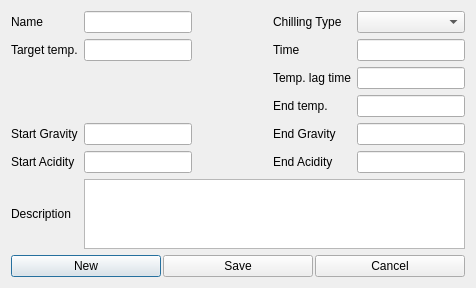
Brewken/brewken, file ui/boilStepEditor.ui: the form before one commit.
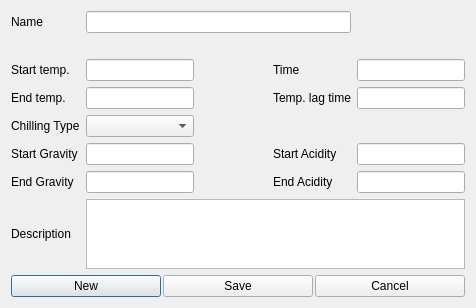
The form after the commit. Icons and pictures are not drawn. Custom widgets are drawn as their Qt base class.

```diff
--- a/ui/boilStepEditor.ui
+++ b/ui/boilStepEditor.ui
@@ -26,14 +26,14 @@
        </property>
       </widget>
      </item>
-     <item row="0" column="2">
+     <item row="0" column="2" colspan="3">
       <widget class="SmartLineEdit" name="lineEdit_name">
        <property name="toolTip">
         <string>Name</string>
        </property>
       </widget>
      </item>
-     <item row="0" column="3">
+     <item row="1" column="3">
       <spacer name="horizontalSpacer">
        <property name="orientation">
         <enum>Qt::Horizontal</enum>
@@ -46,30 +46,13 @@
        </property>
       </spacer>
      </item>
-     <item row="0" column="4">
-      <widget class="QLabel" name="label_boilStepChillingType">
-       <property name="text">
-        <string>Chilling Type</string>
-       </property>
-       <property name="buddy">
-        <cstring>comboBox_boilStepChillingType</cstring>
-       </property>
-      </widget>
-     </item>
-     <item row="0" column="5">
-      <widget class="BtComboBox" name="comboBox_boilStepChillingType">
-       <property name="toolTip">
-        <string>Chilling Type</string>
-       </property>
-      </widget>
-     </item>
      <item row="2" column="1">
       <widget class="SmartLabel" name="label_startTemp">
        <property name="contextMenuPolicy">
         <enum>Qt::CustomContextMenu</enum>
        </property>
        <property name="text">
-        <string>Target temp.</string>
+        <string>Start temp.</string>
        </property>
        <property name="buddy">
         <cstring>lineEdit_startTemp</cstring>
@@ -109,6 +92,26 @@
        </property>
       </widget>
      </item>
+     <item row="4" column="1">
+      <widget class="SmartLabel" name="label_endTemp">
+       <property name="contextMenuPolicy">
+        <enum>Qt::CustomContextMenu</enum>
+       </property>
+       <property name="text">
+        <string>End temp.</string>
+       </property>
+       <property name="buddy">
+        <cstring>lineEdit_endTemp</cstring>
+       </property>
+      </widget>
+     </item>
+     <item row="4" column="2">
+      <widget class="SmartLineEdit" name="lineEdit_endTemp">
+       <property name="toolTip">
+        <string>Final temp. of this step</string>
+       </property>
+      </widget>
+     </item>
      <item row="4" column="4">
       <widget class="SmartLabel" name="label_rampTime">
        <property name="contextMenuPolicy">
@@ -129,21 +132,18 @@
        </property>
       </widget>
      </item>
-     <item row="6" column="4">
-      <widget class="SmartLabel" name="label_endTemp">
-       <property name="contextMenuPolicy">
-        <enum>Qt::CustomContextMenu</enum>
-       </property>
+     <item row="6" column="1">
+      <widget class="QLabel" name="label_boilStepChillingType">
        <property name="text">
-        <string>End temp.</string>
+        <string>Chilling Type</string>
        </property>
        <property name="buddy">
         <cstring>lineEdit_endTemp</cstring>
        </property>
       </widget>
      </item>
-     <item row="6" column="5">
-      <widget class="SmartLineEdit" name="lineEdit_endTemp">
+     <item row="6" column="2">
+      <widget class="BtComboBox" name="comboBox_boilStepChillingType">
        <property name="toolTip">
         <string>Final temp. of this step</string>
        </property>
@@ -164,20 +164,6 @@
       </widget>
      </item>
      <item row="8" column="4">
-      <widget class="SmartLabel" name="label_endGravity">
-       <property name="text">
-        <string>End Gravity</string>
-       </property>
-       <property name="buddy">
-        <cstring>lineEdit_endGravity</cstring>
-       </property>
-      </widget>
-     </item>
-     <item row="8" column="5">
-      <widget class="SmartLineEdit" name="lineEdit_endGravity">
-      </widget>
-     </item>
-     <item row="10" column="1">
       <widget class="SmartLabel" name="label_startAcidity">
        <property name="text">
         <string>Start Acidity</string>
@@ -187,10 +173,24 @@
        </property>
       </widget>
      </item>
-     <item row="10" column="2">
+     <item row="8" column="5">
       <widget class="SmartLineEdit" name="lineEdit_startAcidity">
       </widget>
      </item>
+     <item row="10" column="1">
+      <widget class="SmartLabel" name="label_endGravity">
+       <property name="text">
+        <string>End Gravity</string>
+       </property>
+       <property name="buddy">
+        <cstring>lineEdit_endGravity</cstring>
+       </property>
+      </widget>
+     </item>
+     <item row="10" column="2">
+      <widget class="SmartLineEdit" name="lineEdit_endGravity">
+      </widget>
+     </item>
      <item row="10" column="4">
       <widget class="SmartLabel" name="label_endAcidity">
        <property name="text">
```
Left out of the diff: 4 changed lines with no effect on the pictures.
